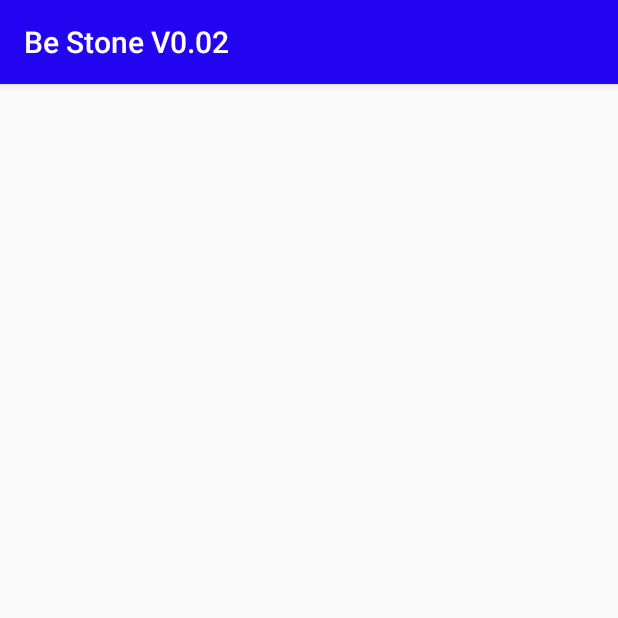
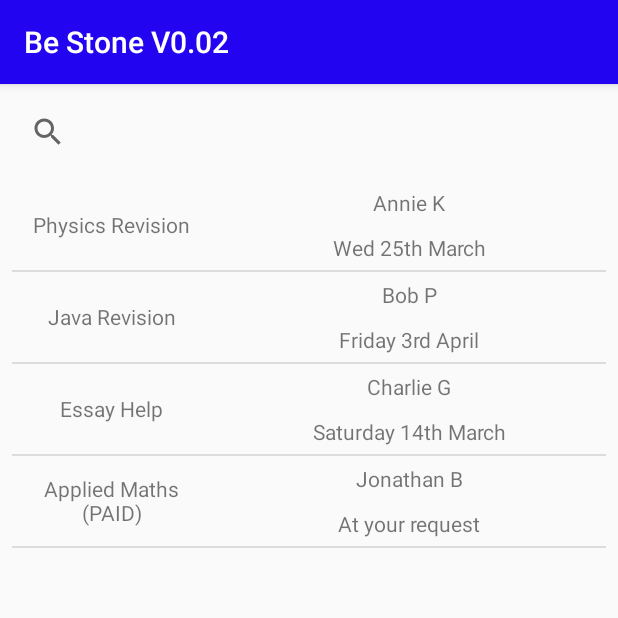
Before and after one commit to jonnybowen/BeStoneAlpha, an Android app: the searchActivity screen opened directly, with no data from a screen before it, on a phone screen of 412 x 824 dp, the top half of it. Run offline under Robolectric (Android 15) with nearby library versions, the phone set to English and light mode, and no system bars; Roboto replaces fonts that are not available here; 1 statement that could not run was skipped.

Commit message:
Search Screen Rework
Reworked the search screen - unfinished

```diff
--- /dev/null
+++ b/app/src/main/java/com/example/bestonealpha/data/GroupListAdapter.java
@@ -0,0 +1,56 @@
+package com.example.bestonealpha.data;
+
+import android.content.Context;
+import android.view.LayoutInflater;
+import android.view.View;
+import android.view.ViewGroup;
+import android.widget.ArrayAdapter;
+import android.widget.TextView;
+
+import androidx.annotation.NonNull;
+import androidx.annotation.Nullable;
+
+import com.example.bestonealpha.R;
+import com.example.bestonealpha.StudyGroup;
+
+import org.w3c.dom.Text;
+
+import java.util.ArrayList;
+import java.util.List;
+
+public class GroupListAdapter extends ArrayAdapter<StudyGroup> {
+
+    private Context mContext;
+    int mResource;
+
+    public GroupListAdapter(@NonNull Context context, int resource, @NonNull List<StudyGroup> objects) {
+        super(context, resource, objects);
+        this.mContext = context;
+        mResource = resource;
+    }
+
+    @NonNull
+    @Override
+    public View getView(int position, @Nullable View convertView, @NonNull ViewGroup parent) {
+        // Get the group info
+        String name = getItem(position).getGroupName();
+        String leader = getItem(position).getLeaderName();
+        String nextSession = getItem(position).getNextSession();
+
+        //Create the group object with the information
+        StudyGroup sg = new StudyGroup(name, leader, nextSession);
+
+        LayoutInflater inflater = LayoutInflater.from(mContext);
+        convertView = inflater.inflate(mResource, parent, false);
+
+        TextView gName = (TextView) convertView.findViewById(R.id.gav_group_name);
+        TextView gLeader = (TextView) convertView.findViewById(R.id.gav_leader);
+        TextView gNextSession = (TextView) convertView.findViewById(R.id.gav_nextSession);
+
+        gName.setText(name);
+        gLeader.setText(leader);
+        gNextSession.setText(nextSession);
+
+        return convertView;
+    }
+}
--- a/app/src/main/java/com/example/bestonealpha/searchActivity.java
+++ b/app/src/main/java/com/example/bestonealpha/searchActivity.java
@@ -1,14 +1,42 @@
 package com.example.bestonealpha;
 
 import androidx.appcompat.app.AppCompatActivity;
+import android.os.Bundle;
+import android.widget.ListView;
 
-import android.os.Bundle;
+import com.example.bestonealpha.data.GroupListAdapter;
+
+import java.util.ArrayList;
 
 public class searchActivity extends AppCompatActivity {
+
 
     @Override
     protected void onCreate(Bundle savedInstanceState) {
         super.onCreate(savedInstanceState);
         setContentView(R.layout.activity_search);
+        ListView list = (ListView) findViewById(R.id.searchListView);
+
+        // Declare and initialise variables
+        ArrayList<StudyGroup> masterGroupList = new ArrayList<>();
+
+        // Create Users and Study Groups to populate group list
+        User a = new User("annie@amail.com", "somepassword2", "Annie K");
+        User b = new User("bob@bmail.com", "somepassword3", "Bob P");
+        User c = new User("charlie@cmail.com", "somepassword4", "Charlie G");
+        User d = new User("jb@email.com", "somepassword", "Jonathan B");
+        StudyGroup sg1 = new StudyGroup("Physics Revision", "PH248", "Every wednesday at 3 in the library!", "Wed 25th March", a);
+        StudyGroup sg2 = new StudyGroup("Java Revision", "CS991", "Bring your laptop", "Friday 3rd April", b);
+        StudyGroup sg3 = new StudyGroup("Essay Help", "EL833", "Weekend revision group for english lit!", "Saturday 14th March", c);
+        StudyGroup sg4 = new StudyGroup("Applied Maths (PAID)", "MM983", "Paid maths Tutoring", "At your request", d);
+        masterGroupList.add(sg1);
+        masterGroupList.add(sg2);
+        masterGroupList.add(sg3);
+        masterGroupList.add(sg4);
+
+        GroupListAdapter adapter = new GroupListAdapter(this, R.layout.group_adapter_view, masterGroupList);
+        list.setAdapter(adapter);
+
+
     }
 }
--- a/app/src/main/res/layout/activity_search.xml
+++ b/app/src/main/res/layout/activity_search.xml
@@ -6,4 +6,32 @@
     android:layout_height="match_parent"
     tools:context=".searchActivity">
 
+    <SearchView
+        android:id="@+id/searchView"
+        android:layout_width="0dp"
+        android:layout_height="wrap_content"
+        android:layout_marginStart="8dp"
+        android:layout_marginLeft="8dp"
+        android:layout_marginTop="8dp"
+        android:layout_marginEnd="8dp"
+        android:layout_marginRight="8dp"
+        app:layout_constraintEnd_toEndOf="parent"
+        app:layout_constraintStart_toStartOf="parent"
+        app:layout_constraintTop_toTopOf="parent" />
+
+    <ListView
+        android:id="@+id/searchListView"
+        android:layout_width="0dp"
+        android:layout_height="0dp"
+        android:layout_marginStart="8dp"
+        android:layout_marginLeft="8dp"
+        android:layout_marginTop="8dp"
+        android:layout_marginEnd="8dp"
+        android:layout_marginRight="8dp"
+        android:layout_marginBottom="8dp"
+        app:layout_constraintBottom_toBottomOf="parent"
+        app:layout_constraintEnd_toEndOf="parent"
+        app:layout_constraintStart_toStartOf="parent"
+        app:layout_constraintTop_toBottomOf="@+id/searchView" />
+
 </androidx.constraintlayout.widget.ConstraintLayout>
--- /dev/null
+++ b/app/src/main/res/layout/group_adapter_view.xml
@@ -0,0 +1,40 @@
+<?xml version="1.0" encoding="utf-8"?>
+<LinearLayout xmlns:android="http://schemas.android.com/apk/res/android"
+    android:orientation="horizontal"
+    android:layout_width="match_parent"
+    android:layout_height="match_parent"
+    android:weightSum="100">
+
+
+    <TextView
+        android:id="@+id/gav_group_name"
+        android:layout_width="match_parent"
+        android:layout_height="60dp"
+        android:layout_weight="66.6"
+        android:gravity="center"
+        android:text="group"
+        android:textAlignment="center" />
+
+    <LinearLayout
+        android:orientation="vertical"
+        android:layout_width="match_parent"
+        android:layout_height="wrap_content"
+        android:layout_weight="33.3">
+
+        <TextView
+            android:id="@+id/gav_leader"
+            android:layout_width="match_parent"
+            android:layout_height="30dp"
+            android:gravity="center"
+            android:text="leader" />
+
+        <TextView
+            android:id="@+id/gav_nextSession"
+            android:layout_width="match_parent"
+            android:layout_height="30dp"
+            android:layout_below="@+id/textView2"
+            android:gravity="center"
+            android:text="next session" />
+    </LinearLayout>
+
+</LinearLayout>
```
